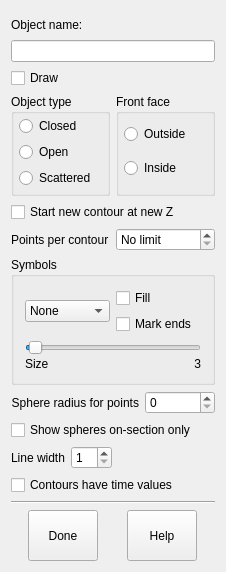
LabShare-Archive/IMOD, file imod/form_object_edit.ui: the form before one commit.
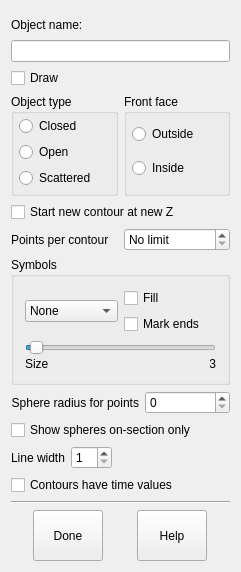
The form after the commit.

```diff
--- a/imod/form_object_edit.ui
+++ b/imod/form_object_edit.ui
@@ -1,11 +1,11 @@
 <ui version="4.0" >
  <class>objectEditForm</class>
- <widget class="QWidget" name="objectEditForm" >
-  <property name="geometry" >
+ <widget class="QWidget" name="objectEditForm">
+  <property name="geometry">
    <rect>
     <x>0</x>
     <y>0</y>
-    <width>226</width>
+    <width>241</width>
     <height>572</height>
    </rect>
   </property>
@@ -576,7 +576,7 @@
    </item>
   </layout>
  </widget>
- <layoutdefault spacing="6" margin="11" />
+ <layoutdefault spacing="6" margin="11"/>
  <resources/>
  <connections>
   <connection>
```
Left out of the diff: 412 changed lines with no effect on the pictures.
